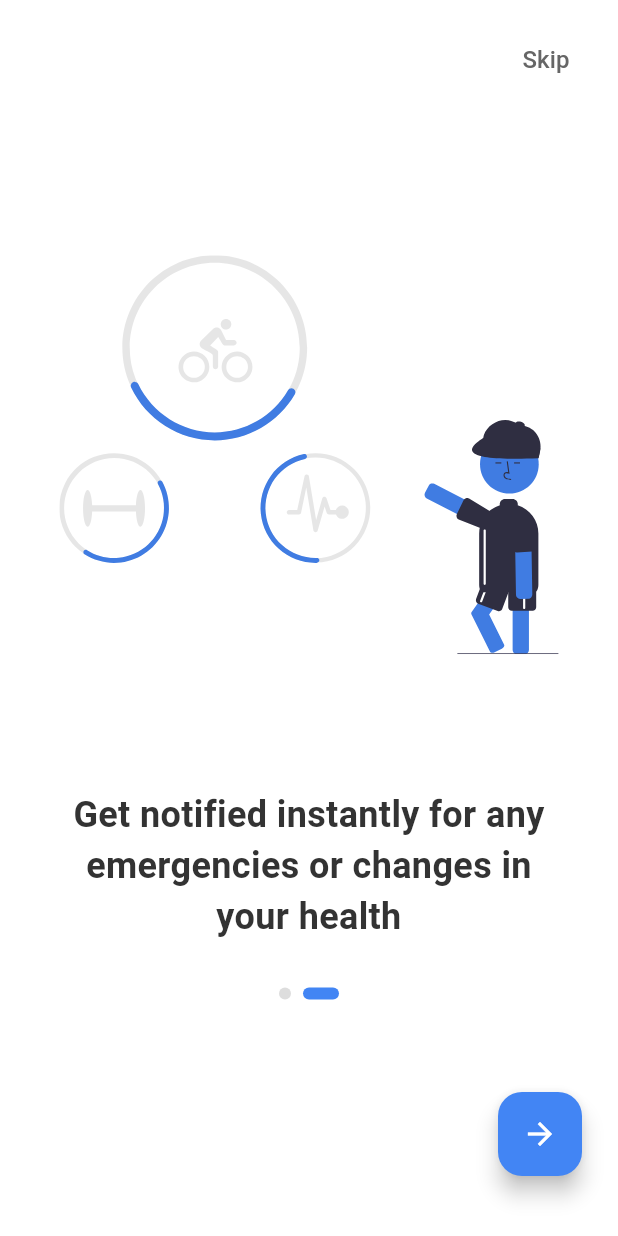
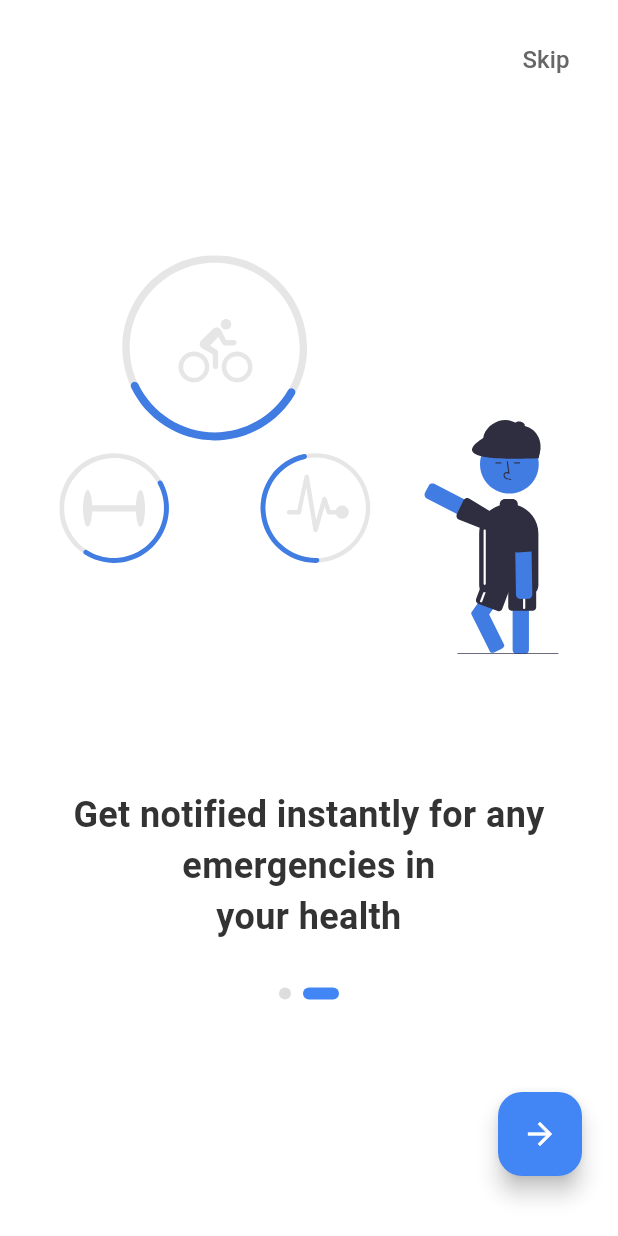
Before and after one commit to evansachie/LifeGuard, a Flutter app: the screen it shows after launch, after a tap on the "arrow forward" icon, on a phone screen of 412 x 824 dp. Run offline on Flutter 3.47's test engine with Material 3 defaults, Android fonts, the phone set to English and light mode, and no system bars; our stand-ins replace flutter_svg; project files that could hold a hidden picture were left out.

Commit message:
update: make changes to splash and onboarding

```diff
--- a/mobile/lib/screens/onboarding/onboarding_screen2.dart
+++ b/mobile/lib/screens/onboarding/onboarding_screen2.dart
@@ -54,7 +54,7 @@ class OnboardingScreen2 extends StatelessWidget {
                     child: Column(
                       children: [
                         const Text(
-                          'Get notified instantly for any\nemergencies or changes in\nyour health',
+                          'Get notified instantly for any\nemergencies in\nyour health',
                           textAlign: TextAlign.center,
                           style: TextStyle(
                             fontSize: 24,
--- a/mobile/lib/screens/splash/splash_screen.dart
+++ b/mobile/lib/screens/splash/splash_screen.dart
@@ -17,7 +17,7 @@ class _SplashScreenState extends State<SplashScreen> {
   }
 
   _navigateToOnboarding() async {
-    await Future.delayed(const Duration(seconds: 2));
+    await Future.delayed(const Duration(seconds: 3));
     if (mounted) {
       Navigator.pushReplacement(
         context,
```
